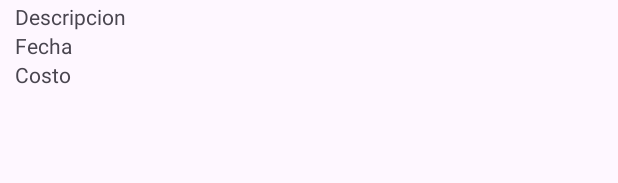
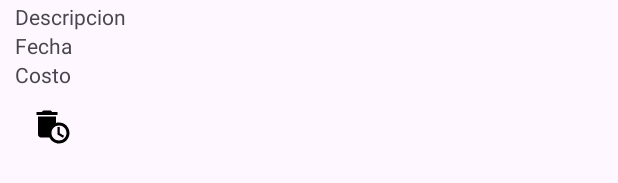
Before and after one commit to FeeerSalinas/Etapa2PDM, an Android app: the layout list_item_actividad_turistica.xml on its own in the app's theme, with its tools: preview values and no code run, on a phone screen of 412 x 824 dp. Shown: the part 316-499 px from the top of the screen. Run offline under Robolectric (Android 15) with nearby library versions, the phone set to English and light mode, and no system bars.

Commit message:
Eliminar Actividad Turistica

```diff
--- a/app/src/main/java/com/example/pdmlugaresturisticos/ActividadesTuristicas.kt
+++ b/app/src/main/java/com/example/pdmlugaresturisticos/ActividadesTuristicas.kt
@@ -41,7 +41,7 @@ class ActividadesTuristicas : AppCompatActivity() {
 
         val btnBack: ImageButton = findViewById(R.id.btnBack)
         btnBack.setOnClickListener {
-            val intent: Intent = Intent(this, PaginaInicio::class.java)
+            val intent: Intent = Intent(this, ViewActividadesTuristicas::class.java)
             startActivity(intent)
         }
 
--- a/app/src/main/res/layout/list_item_actividad_turistica.xml
+++ b/app/src/main/res/layout/list_item_actividad_turistica.xml
@@ -43,4 +43,12 @@
         android:text="Costo"
         android:textSize="14sp" />
 
+    <ImageButton
+        android:id="@+id/btnEliminarActividad"
+        android:layout_width="50dp"
+        android:layout_height="50dp"
+        android:background="#00FFFFFF"
+        android:src="@drawable/baseline_auto_delete_24"
+        android:text="Eliminar"></ImageButton>
+
 </LinearLayout>
```
Also changed, not shown: app/src/main/java/com/example/pdmlugaresturisticos/ViewActividadesTuristicas.kt (+23 -7 lines), app/src/main/java/com/example/pdmlugaresturisticos/adapter/ActividadesListAdapter.kt (+14 -1 lines), app/src/main/java/com/example/pdmlugaresturisticos/helper/DataBaseHelper.kt (+1 -6 lines).
